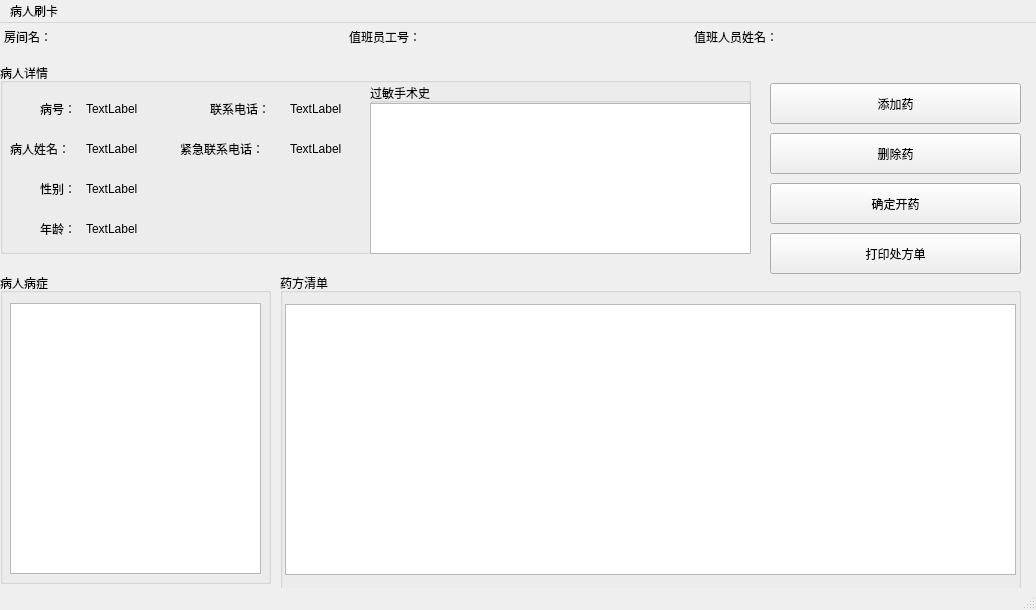
Above: diagnosiswindow.ui from zhbean/Hospital_MIS before the change. Below: the same form after it.
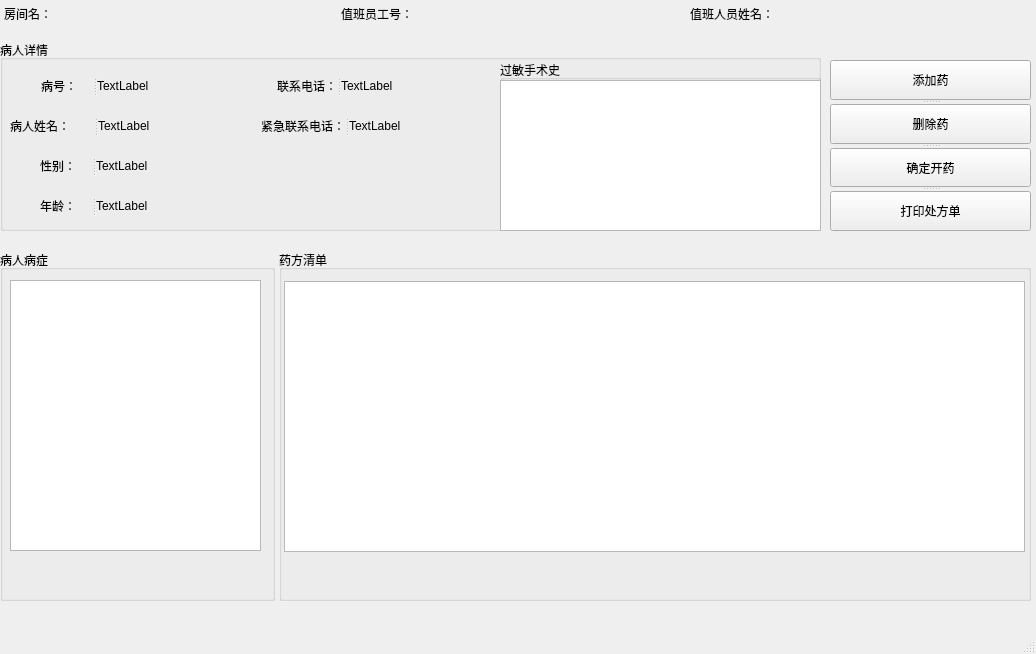
That is the form after the change.

Diff of the .ui file:
```diff
--- a/diagnosiswindow.ui
+++ b/diagnosiswindow.ui
@@ -7,11 +7,17 @@
     <x>0</x>
     <y>0</y>
     <width>1036</width>
-    <height>610</height>
+    <height>654</height>
    </rect>
   </property>
+  <property name="sizePolicy">
+   <sizepolicy hsizetype="Expanding" vsizetype="Expanding">
+    <horstretch>0</horstretch>
+    <verstretch>0</verstretch>
+   </sizepolicy>
+  </property>
   <property name="windowTitle">
-   <string>MainWindow</string>
+   <string>诊断系统</string>
   </property>
   <widget class="QWidget" name="centralwidget">
    <widget class="QGroupBox" name="groupBox">
@@ -19,192 +25,270 @@
      <rect>
       <x>0</x>
       <y>40</y>
-      <width>751</width>
+      <width>821</width>
       <height>191</height>
      </rect>
     </property>
+    <property name="sizePolicy">
+     <sizepolicy hsizetype="Expanding" vsizetype="Expanding">
+      <horstretch>0</horstretch>
+      <verstretch>0</verstretch>
+     </sizepolicy>
+    </property>
     <property name="title">
      <string>病人详情</string>
     </property>
+    <widget class="QGroupBox" name="groupBox_4">
+     <property name="geometry">
+      <rect>
+       <x>500</x>
+       <y>20</y>
+       <width>321</width>
+       <height>171</height>
+      </rect>
+     </property>
+     <property name="sizePolicy">
+      <sizepolicy hsizetype="Expanding" vsizetype="Expanding">
+       <horstretch>0</horstretch>
+       <verstretch>0</verstretch>
+      </sizepolicy>
+     </property>
+     <property name="title">
+      <string>过敏手术史</string>
+     </property>
+     <widget class="QPlainTextEdit" name="allergyPlainTextEdit">
+      <property name="geometry">
+       <rect>
+        <x>0</x>
+        <y>20</y>
+        <width>321</width>
+        <height>151</height>
+       </rect>
+      </property>
+      <property name="sizePolicy">
+       <sizepolicy hsizetype="Expanding" vsizetype="Expanding">
+        <horstretch>0</horstretch>
+        <verstretch>0</verstretch>
+       </sizepolicy>
+      </property>
+      <property name="readOnly">
+       <bool>true</bool>
+      </property>
+     </widget>
+    </widget>
+    <widget class="QSplitter" name="splitter_2">
+     <property name="geometry">
+      <rect>
+       <x>41</x>
+       <y>30</y>
+       <width>131</width>
+       <height>31</height>
+      </rect>
+     </property>
+     <property name="orientation">
+      <enum>Qt::Horizontal</enum>
+     </property>
     <widget class="QLabel" name="label">
-     <property name="geometry">
-      <rect>
-       <x>40</x>
-       <y>30</y>
-       <width>41</width>
-       <height>31</height>
-      </rect>
+      <property name="sizePolicy">
+       <sizepolicy hsizetype="Expanding" vsizetype="Expanding">
+        <horstretch>0</horstretch>
+        <verstretch>0</verstretch>
+       </sizepolicy>
      </property>
      <property name="text">
       <string>病号：</string>
      </property>
     </widget>
     <widget class="QLabel" name="patientIdLabel">
-     <property name="geometry">
-      <rect>
-       <x>86</x>
-       <y>30</y>
-       <width>81</width>
-       <height>31</height>
-      </rect>
+      <property name="sizePolicy">
+       <sizepolicy hsizetype="Expanding" vsizetype="Expanding">
+        <horstretch>0</horstretch>
+        <verstretch>0</verstretch>
+       </sizepolicy>
      </property>
      <property name="text">
       <string>TextLabel</string>
      </property>
     </widget>
-    <widget class="QLabel" name="patientNameLabel">
+    </widget>
+    <widget class="QSplitter" name="splitter_3">
      <property name="geometry">
       <rect>
-       <x>86</x>
+       <x>10</x>
        <y>70</y>
-       <width>81</width>
+       <width>161</width>
        <height>31</height>
       </rect>
      </property>
-     <property name="text">
-      <string>TextLabel</string>
+     <property name="orientation">
+      <enum>Qt::Horizontal</enum>
      </property>
-    </widget>
     <widget class="QLabel" name="label_4">
-     <property name="geometry">
-      <rect>
-       <x>10</x>
-       <y>70</y>
-       <width>71</width>
-       <height>31</height>
-      </rect>
+      <property name="sizePolicy">
+       <sizepolicy hsizetype="Expanding" vsizetype="Expanding">
+        <horstretch>0</horstretch>
+        <verstretch>0</verstretch>
+       </sizepolicy>
      </property>
      <property name="text">
       <string>病人姓名：</string>
      </property>
     </widget>
+     <widget class="QLabel" name="patientNameLabel">
+      <property name="sizePolicy">
+       <sizepolicy hsizetype="Expanding" vsizetype="Expanding">
+        <horstretch>0</horstretch>
+        <verstretch>0</verstretch>
+       </sizepolicy>
+      </property>
+      <property name="text">
+       <string>TextLabel</string>
+      </property>
+     </widget>
+    </widget>
+    <widget class="QSplitter" name="splitter_4">
+     <property name="geometry">
+      <rect>
+       <x>40</x>
+       <y>110</y>
+       <width>131</width>
+       <height>31</height>
+      </rect>
+     </property>
+     <property name="orientation">
+      <enum>Qt::Horizontal</enum>
+     </property>
     <widget class="QLabel" name="label_5">
-     <property name="geometry">
-      <rect>
-       <x>40</x>
-       <y>110</y>
-       <width>41</width>
-       <height>31</height>
-      </rect>
+      <property name="sizePolicy">
+       <sizepolicy hsizetype="Expanding" vsizetype="Expanding">
+        <horstretch>0</horstretch>
+        <verstretch>0</verstretch>
+       </sizepolicy>
      </property>
      <property name="text">
       <string>性别：</string>
      </property>
     </widget>
     <widget class="QLabel" name="patientSexLabel">
+      <property name="sizePolicy">
+       <sizepolicy hsizetype="Expanding" vsizetype="Expanding">
+        <horstretch>0</horstretch>
+        <verstretch>0</verstretch>
+       </sizepolicy>
+      </property>
+      <property name="text">
+       <string>TextLabel</string>
+      </property>
+     </widget>
+    </widget>
+    <widget class="QSplitter" name="splitter_5">
      <property name="geometry">
       <rect>
-       <x>86</x>
-       <y>110</y>
-       <width>81</width>
+       <x>40</x>
+       <y>150</y>
+       <width>131</width>
        <height>31</height>
       </rect>
      </property>
-     <property name="text">
-      <string>TextLabel</string>
+     <property name="orientation">
+      <enum>Qt::Horizontal</enum>
      </property>
-    </widget>
     <widget class="QLabel" name="label_7">
-     <property name="geometry">
-      <rect>
-       <x>40</x>
-       <y>150</y>
-       <width>41</width>
-       <height>31</height>
-      </rect>
+      <property name="sizePolicy">
+       <sizepolicy hsizetype="Expanding" vsizetype="Expanding">
+        <horstretch>0</horstretch>
+        <verstretch>0</verstretch>
+       </sizepolicy>
      </property>
      <property name="text">
       <string>年龄：</string>
      </property>
     </widget>
     <widget class="QLabel" name="patientAgeLabel">
+      <property name="sizePolicy">
+       <sizepolicy hsizetype="Expanding" vsizetype="Expanding">
+        <horstretch>0</horstretch>
+        <verstretch>0</verstretch>
+       </sizepolicy>
+      </property>
+      <property name="text">
+       <string>TextLabel</string>
+      </property>
+     </widget>
+    </widget>
+    <widget class="QSplitter" name="splitter_7">
      <property name="geometry">
       <rect>
-       <x>86</x>
-       <y>150</y>
-       <width>81</width>
+       <x>180</x>
+       <y>70</y>
+       <width>271</width>
        <height>31</height>
       </rect>
      </property>
+     <property name="orientation">
+      <enum>Qt::Horizontal</enum>
+     </property>
+     <widget class="QLabel" name="label_9">
+      <property name="sizePolicy">
+       <sizepolicy hsizetype="Expanding" vsizetype="Expanding">
+        <horstretch>0</horstretch>
+        <verstretch>0</verstretch>
+       </sizepolicy>
+      </property>
+      <property name="text">
+       <string>紧急联系电话：</string>
+      </property>
+      <property name="alignment">
+       <set>Qt::AlignRight|Qt::AlignTrailing|Qt::AlignVCenter</set>
+      </property>
+     </widget>
+     <widget class="QLabel" name="emergencyContactLabel">
+      <property name="sizePolicy">
+       <sizepolicy hsizetype="Expanding" vsizetype="Expanding">
+        <horstretch>0</horstretch>
+        <verstretch>0</verstretch>
+       </sizepolicy>
+      </property>
      <property name="text">
       <string>TextLabel</string>
      </property>
     </widget>
-    <widget class="QLabel" name="label_3">
+    </widget>
+    <widget class="QSplitter" name="splitter_6">
      <property name="geometry">
       <rect>
        <x>210</x>
        <y>30</y>
-       <width>71</width>
+       <width>241</width>
        <height>31</height>
       </rect>
+     </property>
+     <property name="orientation">
+      <enum>Qt::Horizontal</enum>
+     </property>
+     <widget class="QLabel" name="label_3">
+      <property name="sizePolicy">
+       <sizepolicy hsizetype="Expanding" vsizetype="Expanding">
+        <horstretch>0</horstretch>
+        <verstretch>0</verstretch>
+       </sizepolicy>
      </property>
      <property name="text">
       <string>联系电话：</string>
      </property>
-    </widget>
-    <widget class="QLabel" name="emergencyContactLabel">
-     <property name="geometry">
-      <rect>
-       <x>290</x>
-       <y>70</y>
-       <width>141</width>
-       <height>31</height>
-      </rect>
-     </property>
-     <property name="text">
-      <string>TextLabel</string>
+      <property name="alignment">
+       <set>Qt::AlignRight|Qt::AlignTrailing|Qt::AlignVCenter</set>
      </property>
     </widget>
     <widget class="QLabel" name="patientContactLabel">
-     <property name="geometry">
-      <rect>
-       <x>290</x>
-       <y>30</y>
-       <width>141</width>
-       <height>31</height>
-      </rect>
+      <property name="sizePolicy">
+       <sizepolicy hsizetype="Expanding" vsizetype="Expanding">
+        <horstretch>0</horstretch>
+        <verstretch>0</verstretch>
+       </sizepolicy>
      </property>
      <property name="text">
       <string>TextLabel</string>
-     </property>
-    </widget>
-    <widget class="QLabel" name="label_9">
-     <property name="geometry">
-      <rect>
-       <x>180</x>
-       <y>70</y>
-       <width>101</width>
-       <height>31</height>
-      </rect>
-     </property>
-     <property name="text">
-      <string>紧急联系电话：</string>
-     </property>
-    </widget>
-    <widget class="QGroupBox" name="groupBox_4">
-     <property name="geometry">
-      <rect>
-       <x>370</x>
-       <y>20</y>
-       <width>381</width>
-       <height>171</height>
-      </rect>
-     </property>
-     <property name="title">
-      <string>过敏手术史</string>
-     </property>
-     <widget class="QPlainTextEdit" name="allergyPlainTextEdit">
-      <property name="geometry">
-       <rect>
-        <x>0</x>
-        <y>20</y>
-        <width>381</width>
-        <height>151</height>
-       </rect>
-      </property>
-      <property name="readOnly">
-       <bool>true</bool>
       </property>
      </widget>
     </widget>
@@ -214,10 +298,16 @@
      <rect>
       <x>0</x>
       <y>250</y>
-      <width>271</width>
-      <height>311</height>
+      <width>275</width>
+      <height>351</height>
      </rect>
     </property>
+    <property name="sizePolicy">
+     <sizepolicy hsizetype="Expanding" vsizetype="Expanding">
+      <horstretch>0</horstretch>
+      <verstretch>0</verstretch>
+     </sizepolicy>
+    </property>
     <property name="title">
      <string>病人病症</string>
     </property>
@@ -230,6 +320,12 @@
        <height>271</height>
       </rect>
      </property>
+     <property name="sizePolicy">
+      <sizepolicy hsizetype="Expanding" vsizetype="Expanding">
+       <horstretch>0</horstretch>
+       <verstretch>0</verstretch>
+      </sizepolicy>
+     </property>
     </widget>
    </widget>
    <widget class="QLabel" name="label_2">
@@ -241,6 +337,12 @@
       <height>23</height>
      </rect>
     </property>
+    <property name="sizePolicy">
+     <sizepolicy hsizetype="Expanding" vsizetype="Expanding">
+      <horstretch>0</horstretch>
+      <verstretch>0</verstretch>
+     </sizepolicy>
+    </property>
     <property name="text">
      <string>房间名：</string>
     </property>
@@ -248,12 +350,18 @@
    <widget class="QLabel" name="RoomNameLabel">
     <property name="geometry">
      <rect>
-      <x>62</x>
+      <x>69</x>
       <y>2</y>
-      <width>281</width>
+      <width>268</width>
       <height>23</height>
      </rect>
     </property>
+    <property name="sizePolicy">
+     <sizepolicy hsizetype="Expanding" vsizetype="Expanding">
+      <horstretch>0</horstretch>
+      <verstretch>0</verstretch>
+     </sizepolicy>
+    </property>
     <property name="text">
      <string/>
     </property>
@@ -261,12 +369,18 @@
    <widget class="QLabel" name="StaffIdLabel">
     <property name="geometry">
      <rect>
-      <x>437</x>
+      <x>436</x>
       <y>2</y>
-      <width>251</width>
-      <height>20</height>
+      <width>250</width>
+      <height>23</height>
      </rect>
     </property>
+    <property name="sizePolicy">
+     <sizepolicy hsizetype="Expanding" vsizetype="Expanding">
+      <horstretch>0</horstretch>
+      <verstretch>0</verstretch>
+     </sizepolicy>
+    </property>
     <property name="text">
      <string/>
     </property>
@@ -274,12 +388,18 @@
    <widget class="QLabel" name="label_6">
     <property name="geometry">
      <rect>
-      <x>349</x>
+      <x>341</x>
       <y>2</y>
       <width>90</width>
       <height>23</height>
      </rect>
     </property>
+    <property name="sizePolicy">
+     <sizepolicy hsizetype="Expanding" vsizetype="Expanding">
+      <horstretch>0</horstretch>
+      <verstretch>0</verstretch>
+     </sizepolicy>
+    </property>
     <property name="text">
      <string>值班员工号：</string>
     </property>
@@ -287,12 +407,18 @@
    <widget class="QLabel" name="label_8">
     <property name="geometry">
      <rect>
-      <x>694</x>
+      <x>690</x>
       <y>2</y>
       <width>105</width>
       <height>23</height>
      </rect>
     </property>
+    <property name="sizePolicy">
+     <sizepolicy hsizetype="Expanding" vsizetype="Expanding">
+      <horstretch>0</horstretch>
+      <verstretch>0</verstretch>
+     </sizepolicy>
+    </property>
     <property name="text">
      <string>值班人员姓名：</string>
     </property>
@@ -300,12 +426,18 @@
    <widget class="QLabel" name="StaffNameLabel">
     <property name="geometry">
      <rect>
-      <x>802</x>
+      <x>801</x>
       <y>2</y>
-      <width>231</width>
-      <height>20</height>
+      <width>224</width>
+      <height>23</height>
      </rect>
     </property>
+    <property name="sizePolicy">
+     <sizepolicy hsizetype="Expanding" vsizetype="Expanding">
+      <horstretch>0</horstretch>
+      <verstretch>0</verstretch>
+     </sizepolicy>
+    </property>
     <property name="text">
      <string/>
     </property>
@@ -313,12 +445,18 @@
    <widget class="QGroupBox" name="groupBox_3">
     <property name="geometry">
      <rect>
-      <x>280</x>
+      <x>279</x>
       <y>250</y>
-      <width>741</width>
-      <height>321</height>
+      <width>752</width>
+      <height>351</height>
      </rect>
     </property>
+    <property name="sizePolicy">
+     <sizepolicy hsizetype="Expanding" vsizetype="Expanding">
+      <horstretch>0</horstretch>
+      <verstretch>0</verstretch>
+     </sizepolicy>
+    </property>
     <property name="title">
      <string>药方清单</string>
     </property>
@@ -327,65 +465,76 @@
       <rect>
        <x>5</x>
        <y>31</y>
-       <width>731</width>
+       <width>741</width>
        <height>271</height>
       </rect>
      </property>
+     <property name="sizePolicy">
+      <sizepolicy hsizetype="Expanding" vsizetype="Expanding">
+       <horstretch>0</horstretch>
+       <verstretch>0</verstretch>
+      </sizepolicy>
+     </property>
     </widget>
    </widget>
-   <widget class="QPushButton" name="AddButton">
+   <widget class="QSplitter" name="splitter_8">
     <property name="geometry">
      <rect>
-      <x>770</x>
+      <x>830</x>
       <y>60</y>
-      <width>251</width>
-      <height>41</height>
+      <width>201</width>
+      <height>171</height>
      </rect>
+    </property>
+    <property name="orientation">
+     <enum>Qt::Vertical</enum>
+    </property>
+    <widget class="QPushButton" name="AddButton">
+     <property name="sizePolicy">
+      <sizepolicy hsizetype="Expanding" vsizetype="Expanding">
+       <horstretch>0</horstretch>
+       <verstretch>0</verstretch>
+      </sizepolicy>
     </property>
     <property name="text">
      <string>添加药</string>
     </property>
    </widget>
    <widget class="QPushButton" name="DelButton">
-    <property name="geometry">
-     <rect>
-      <x>770</x>
-      <y>110</y>
-      <width>251</width>
-      <height>41</height>
-     </rect>
+     <property name="sizePolicy">
+      <sizepolicy hsizetype="Expanding" vsizetype="Expanding">
+       <horstretch>0</horstretch>
+       <verstretch>0</verstretch>
+      </sizepolicy>
     </property>
     <property name="text">
      <string>删除药</string>
     </property>
    </widget>
    <widget class="QPushButton" name="OKButton">
-    <property name="geometry">
-     <rect>
-      <x>770</x>
-      <y>160</y>
-      <width>251</width>
-      <height>41</height>
-     </rect>
+     <property name="sizePolicy">
+      <sizepolicy hsizetype="Expanding" vsizetype="Expanding">
+       <horstretch>0</horstretch>
+       <verstretch>0</verstretch>
+      </sizepolicy>
     </property>
     <property name="text">
      <string>确定开药</string>
     </property>
    </widget>
    <widget class="QPushButton" name="PrintButton">
-    <property name="geometry">
-     <rect>
-      <x>770</x>
-      <y>210</y>
-      <width>251</width>
-      <height>41</height>
-     </rect>
+     <property name="sizePolicy">
+      <sizepolicy hsizetype="Expanding" vsizetype="Expanding">
+       <horstretch>0</horstretch>
+       <verstretch>0</verstretch>
+      </sizepolicy>
     </property>
     <property name="text">
      <string>打印处方单</string>
     </property>
    </widget>
   </widget>
+  </widget>
   <widget class="QMenuBar" name="menubar">
    <property name="geometry">
     <rect>
@@ -395,12 +544,6 @@
      <height>28</height>
     </rect>
    </property>
-   <widget class="QMenu" name="menu">
-    <property name="title">
-     <string>病人刷卡</string>
-    </property>
-   </widget>
-   <addaction name="menu"/>
   </widget>
   <widget class="QStatusBar" name="statusbar"/>
  </widget>
```
Left out of the diff: 9 changed lines with no effect on the pictures. Lines whose indentation alone changed are shown as unchanged.
